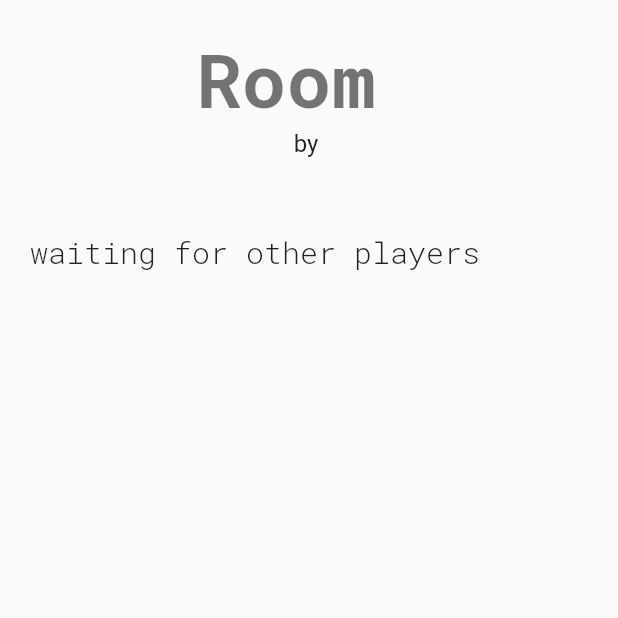
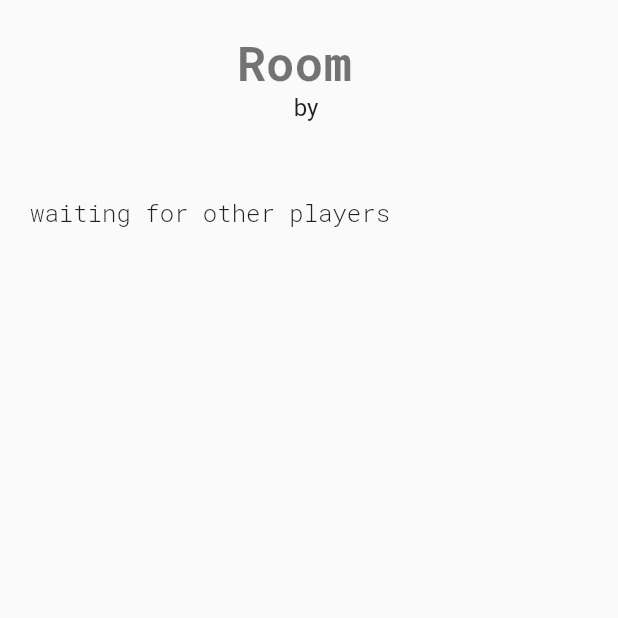
Before and after one commit to paxcodes/dicery_app, a Flutter app: the LobbyScreen screen opened directly with empty values, on a phone screen of 412 x 824 dp, the top half of it. Run offline on Flutter 3.47's test engine with Material 2 defaults, Android fonts, the phone set to English and light mode, and no system bars; our stand-ins replace animated_text_kit, flutter_screenutil, sse; missing offline and left inert: timeago_flutter; network calls fail.

Commit message:
fix(lobby): adjust sizes of text

```diff
--- a/lib/screens/lobby.dart
+++ b/lib/screens/lobby.dart
@@ -1,8 +1,7 @@
+import 'package:animated_text_kit/animated_text_kit.dart';
+import 'package:dicery/components/lobby_stream.dart';
 import 'package:flutter/cupertino.dart';
 import 'package:flutter/material.dart';
-
-import 'package:animated_text_kit/animated_text_kit.dart';
-import 'package:dicery/components/lobby_stream.dart';
 
 class LobbyScreen extends StatelessWidget {
   @override
@@ -20,7 +19,6 @@ class LobbyScreen extends StatelessWidget {
             children: [
               Text('Room $roomCode',
                   style: Theme.of(context).textTheme.headline1.copyWith(
-                        fontSize: 50,
                         fontFamily: 'RobotoMono',
                         fontWeight: FontWeight.bold,
                       )),
@@ -33,9 +31,8 @@ class LobbyScreen extends StatelessWidget {
                 width: 380,
                 child: TypewriterAnimatedTextKit(
                   text: ['waiting for other players'],
-                  textStyle: Theme.of(context).textTheme.headline6.copyWith(
+                  textStyle: Theme.of(context).textTheme.bodyText1.copyWith(
                         fontFamily: 'RobotoMono',
-                        fontSize: 20,
                         fontWeight: FontWeight.w300,
                       ),
                   speed: Duration(milliseconds: 100),
--- a/pubspec.yaml
+++ b/pubspec.yaml
@@ -22,6 +22,7 @@ dependencies:
   envify: ^1.0.6
   sse: ^3.6.0
   collection: ^1.14.13
+  flutter_screenutil: ^4.0.2+3
 
 dev_dependencies:
   flutter_test:
```
Also changed, not shown: lib/components/player_card.dart (+9 -11 lines), lib/main.dart (+15 -5 lines), pubspec.lock.
